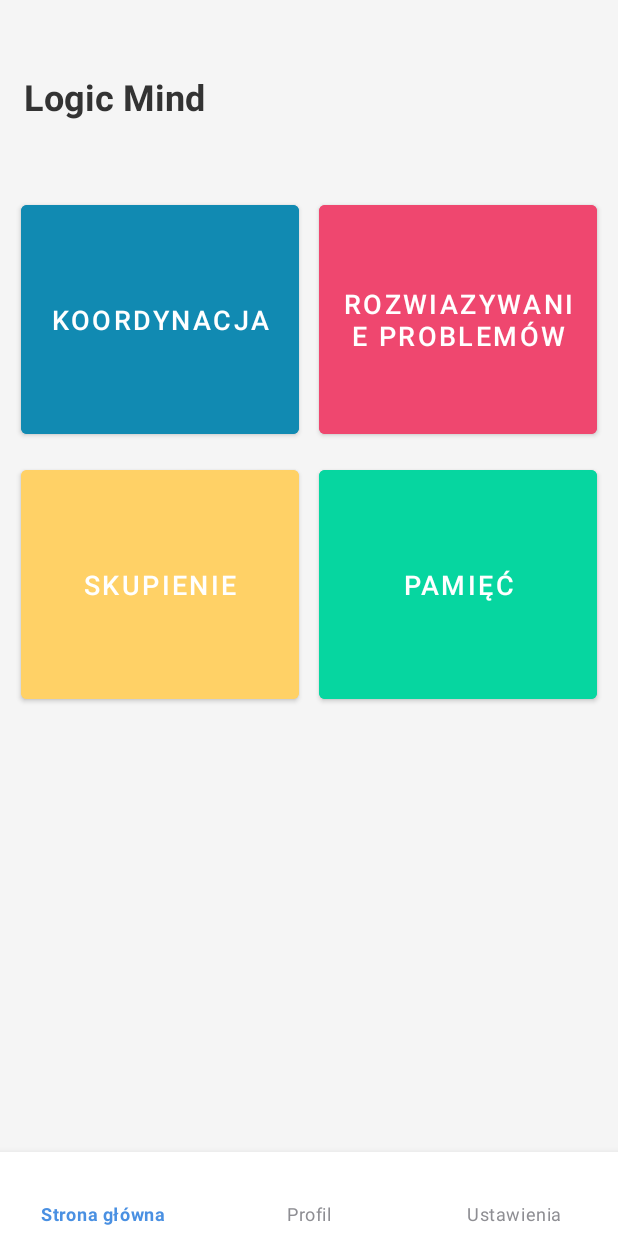
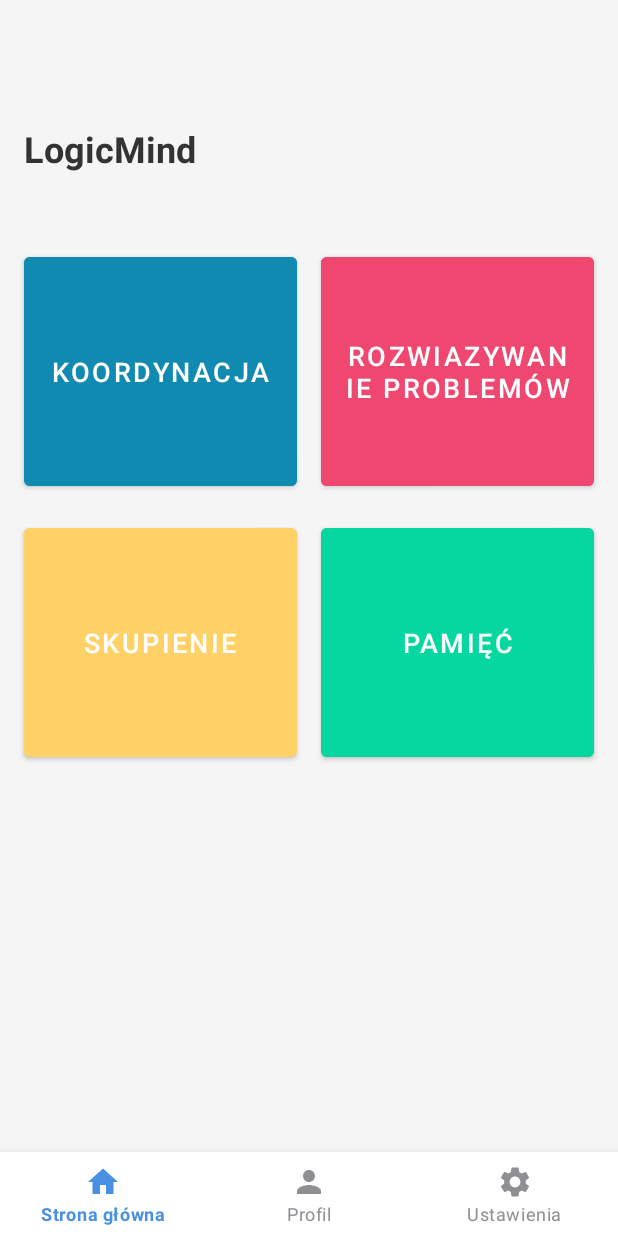
Before and after one commit to mjakmisia/LogicMind, an Android app: the screen it shows after launch (MainActivity), on a phone screen of 412 x 824 dp. Run offline under Robolectric (Android 15) with nearby library versions, the phone set to English and light mode, and no system bars.

Commit message:
Naprawa widoku okienek Dodanie ikon w menu dolnym

```diff
--- a/app/src/main/res/drawable/ic_home.xml
+++ b/app/src/main/res/drawable/ic_home.xml
@@ -1,4 +1,5 @@
-<?xml version="1.0" encoding="utf-8"?>
-<selector xmlns:android="http://schemas.android.com/apk/res/android">
+<vector xmlns:android="http://schemas.android.com/apk/res/android" android:height="24dp" android:tint="#535353" android:viewportHeight="24" android:viewportWidth="24" android:width="24dp">
 
-</selector>
+    <path android:fillColor="@android:color/white" android:pathData="M10,20v-6h4v6h5v-8h3L12,3 2,12h3v8z"/>
+
+</vector>
--- a/app/src/main/res/drawable/ic_home_black_24dp.xml
+++ /dev/null
@@ -1,9 +0,0 @@
-<vector xmlns:android="http://schemas.android.com/apk/res/android"
-    android:width="24dp"
-    android:height="24dp"
-    android:viewportWidth="24.0"
-    android:viewportHeight="24.0">
-    <path
-        android:fillColor="#FF000000"
-        android:pathData="M10,20v-6h4v6h5v-8h3L12,3 2,12h3v8z" />
-</vector>
--- a/app/src/main/res/drawable/ic_profile.xml
+++ b/app/src/main/res/drawable/ic_profile.xml
@@ -1,4 +1,5 @@
-<?xml version="1.0" encoding="utf-8"?>
-<selector xmlns:android="http://schemas.android.com/apk/res/android">
+<vector xmlns:android="http://schemas.android.com/apk/res/android" android:height="24dp" android:tint="#535353" android:viewportHeight="24" android:viewportWidth="24" android:width="24dp">
 
-</selector>
+    <path android:fillColor="@android:color/white" android:pathData="M12,12c2.21,0 4,-1.79 4,-4s-1.79,-4 -4,-4 -4,1.79 -4,4 1.79,4 4,4zM12,14c-2.67,0 -8,1.34 -8,4v2h16v-2c0,-2.66 -5.33,-4 -8,-4z"/>
+
+</vector>
--- a/app/src/main/res/drawable/ic_settings.xml
+++ b/app/src/main/res/drawable/ic_settings.xml
@@ -1,4 +1,5 @@
-<?xml version="1.0" encoding="utf-8"?>
-<selector xmlns:android="http://schemas.android.com/apk/res/android">
+<vector xmlns:android="http://schemas.android.com/apk/res/android" android:height="24dp" android:tint="#535353" android:viewportHeight="24" android:viewportWidth="24" android:width="24dp">
 
-</selector>
+    <path android:fillColor="@android:color/white" android:pathData="M19.14,12.94c0.04,-0.3 0.06,-0.61 0.06,-0.94c0,-0.32 -0.02,-0.64 -0.07,-0.94l2.03,-1.58c0.18,-0.14 0.23,-0.41 0.12,-0.61l-1.92,-3.32c-0.12,-0.22 -0.37,-0.29 -0.59,-0.22l-2.39,0.96c-0.5,-0.38 -1.03,-0.7 -1.62,-0.94L14.4,2.81c-0.04,-0.24 -0.24,-0.41 -0.48,-0.41h-3.84c-0.24,0 -0.43,0.17 -0.47,0.41L9.25,5.35C8.66,5.59 8.12,5.92 7.63,6.29L5.24,5.33c-0.22,-0.08 -0.47,0 -0.59,0.22L2.74,8.87C2.62,9.08 2.66,9.34 2.86,9.48l2.03,1.58C4.84,11.36 4.8,11.69 4.8,12s0.02,0.64 0.07,0.94l-2.03,1.58c-0.18,0.14 -0.23,0.41 -0.12,0.61l1.92,3.32c0.12,0.22 0.37,0.29 0.59,0.22l2.39,-0.96c0.5,0.38 1.03,0.7 1.62,0.94l0.36,2.54c0.05,0.24 0.24,0.41 0.48,0.41h3.84c0.24,0 0.44,-0.17 0.47,-0.41l0.36,-2.54c0.59,-0.24 1.13,-0.56 1.62,-0.94l2.39,0.96c0.22,0.08 0.47,0 0.59,-0.22l1.92,-3.32c0.12,-0.22 0.07,-0.47 -0.12,-0.61L19.14,12.94zM12,15.6c-1.98,0 -3.6,-1.62 -3.6,-3.6s1.62,-3.6 3.6,-3.6s3.6,1.62 3.6,3.6S13.98,15.6 12,15.6z"/>
+
+</vector>
--- a/app/src/main/res/layout/activity_main.xml
+++ b/app/src/main/res/layout/activity_main.xml
@@ -5,85 +5,95 @@
     android:layout_height="match_parent"
     android:background="#F5F5F5">
 
+    <!-- Guideline dla przesunięcia góry -->
+    <androidx.constraintlayout.widget.Guideline
+        android:id="@+id/topGuideline"
+        android:layout_width="wrap_content"
+        android:layout_height="wrap_content"
+        android:orientation="horizontal"
+        app:layout_constraintGuide_percent="0.10" />
+
     <!-- Tytuł aplikacji -->
     <TextView
         android:id="@+id/appTitle"
         android:layout_width="wrap_content"
         android:layout_height="wrap_content"
         android:layout_marginStart="16dp"
-        android:layout_marginTop="48dp"
         android:layout_marginEnd="16dp"
-        android:layout_marginBottom="24dp"
         android:text="@string/LogicMind"
         android:textColor="#333333"
         android:textSize="24sp"
         android:textStyle="bold"
         app:layout_constraintStart_toStartOf="parent"
-        app:layout_constraintTop_toTopOf="parent" />
+        app:layout_constraintTop_toBottomOf="@id/topGuideline" />
 
     <!-- KOORDYNACJA -->
     <Button
         android:id="@+id/btnKoordynacja"
         android:layout_width="0dp"
         android:layout_height="0dp"
+        android:layout_marginStart="16dp"
+        android:layout_marginEnd="8dp"
         android:layout_marginTop="50dp"
         android:backgroundTint="@color/niebieski"
         android:text="@string/koordynacja"
         android:textColor="#FFFFFF"
         android:textSize="18sp"
+        app:layout_constraintStart_toStartOf="parent"
         app:layout_constraintEnd_toStartOf="@id/btnRozwiazywanie"
-        app:layout_constraintHeight_percent="0.20"
-        app:layout_constraintStart_toStartOf="parent"
         app:layout_constraintTop_toBottomOf="@id/appTitle"
-        app:layout_constraintWidth_percent="0.45" />
+        app:layout_constraintHeight_percent="0.20" />
 
     <!-- ROZWIĄZYWANIE -->
     <Button
         android:id="@+id/btnRozwiazywanie"
         android:layout_width="0dp"
         android:layout_height="0dp"
+        android:layout_marginStart="8dp"
+        android:layout_marginEnd="16dp"
         android:layout_marginTop="50dp"
         android:backgroundTint="@color/rozowy"
         android:text="@string/rozwiazywanie"
         android:textColor="#FFFFFF"
         android:textSize="18sp"
+        app:layout_constraintStart_toEndOf="@id/btnKoordynacja"
         app:layout_constraintEnd_toEndOf="parent"
-        app:layout_constraintHeight_percent="0.20"
-        app:layout_constraintStart_toEndOf="@id/btnKoordynacja"
         app:layout_constraintTop_toBottomOf="@id/appTitle"
-        app:layout_constraintWidth_percent="0.45" />
+        app:layout_constraintHeight_percent="0.20" />
 
     <!-- SKUPIENIE -->
     <Button
         android:id="@+id/btnSkupienie"
         android:layout_width="0dp"
         android:layout_height="0dp"
-        android:layout_marginTop="12dp"
+        android:layout_marginStart="16dp"
+        android:layout_marginEnd="8dp"
+        android:layout_marginTop="16dp"
         android:backgroundTint="@color/zolty"
         android:text="@string/skupienie"
         android:textColor="#FFFFFF"
         android:textSize="18sp"
+        app:layout_constraintStart_toStartOf="parent"
         app:layout_constraintEnd_toStartOf="@id/btnPamiec"
-        app:layout_constraintHeight_percent="0.20"
-        app:layout_constraintStart_toStartOf="parent"
         app:layout_constraintTop_toBottomOf="@id/btnKoordynacja"
-        app:layout_constraintWidth_percent="0.45" />
+        app:layout_constraintHeight_percent="0.20" />
 
     <!-- PAMIĘĆ -->
     <Button
         android:id="@+id/btnPamiec"
         android:layout_width="0dp"
         android:layout_height="0dp"
-        android:layout_marginTop="12dp"
+        android:layout_marginStart="8dp"
+        android:layout_marginEnd="16dp"
+        android:layout_marginTop="16dp"
         android:backgroundTint="@color/zielony"
         android:text="@string/pamiec"
         android:textColor="#FFFFFF"
         android:textSize="18sp"
+        app:layout_constraintStart_toEndOf="@id/btnSkupienie"
         app:layout_constraintEnd_toEndOf="parent"
-        app:layout_constraintHeight_percent="0.20"
-        app:layout_constraintStart_toEndOf="@id/btnSkupienie"
         app:layout_constraintTop_toBottomOf="@id/btnRozwiazywanie"
-        app:layout_constraintWidth_percent="0.45" />
+        app:layout_constraintHeight_percent="0.20" />
 
     <!-- DOLNY PASEK NAWIGACJI -->
     <com.google.android.material.bottomnavigation.BottomNavigationView
@@ -94,7 +104,8 @@
         app:itemIconTint="@color/selector_nav_item_color"
         app:itemTextColor="@color/selector_nav_item_color"
         app:layout_constraintBottom_toBottomOf="parent"
+        app:layout_constraintStart_toStartOf="parent"
         app:layout_constraintEnd_toEndOf="parent"
-        app:layout_constraintStart_toStartOf="parent"
         app:menu="@menu/bottom_nav_menu" />
+
 </androidx.constraintlayout.widget.ConstraintLayout>
--- a/app/src/main/res/values/strings.xml
+++ b/app/src/main/res/values/strings.xml
@@ -1,6 +1,6 @@
 <resources>
     <string name="app_name">prototyp_inżynierka</string>
-    <string name="LogicMind">Logic Mind</string>
+    <string name="LogicMind">LogicMind</string>
     <string name="koordynacja">Koordynacja</string>
     <string name="rozwiazywanie">Rozwiazywanie problemów</string>
     <string name="skupienie">Skupienie</string>
```
